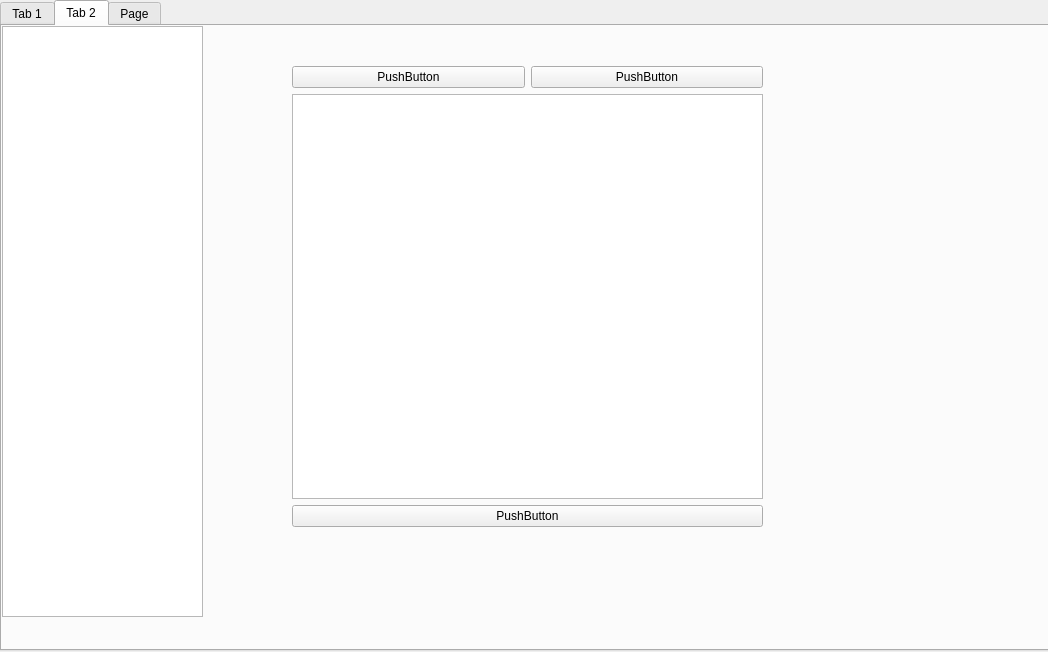
fangchaooo/dictation, file dictation.ui: the form before one commit.
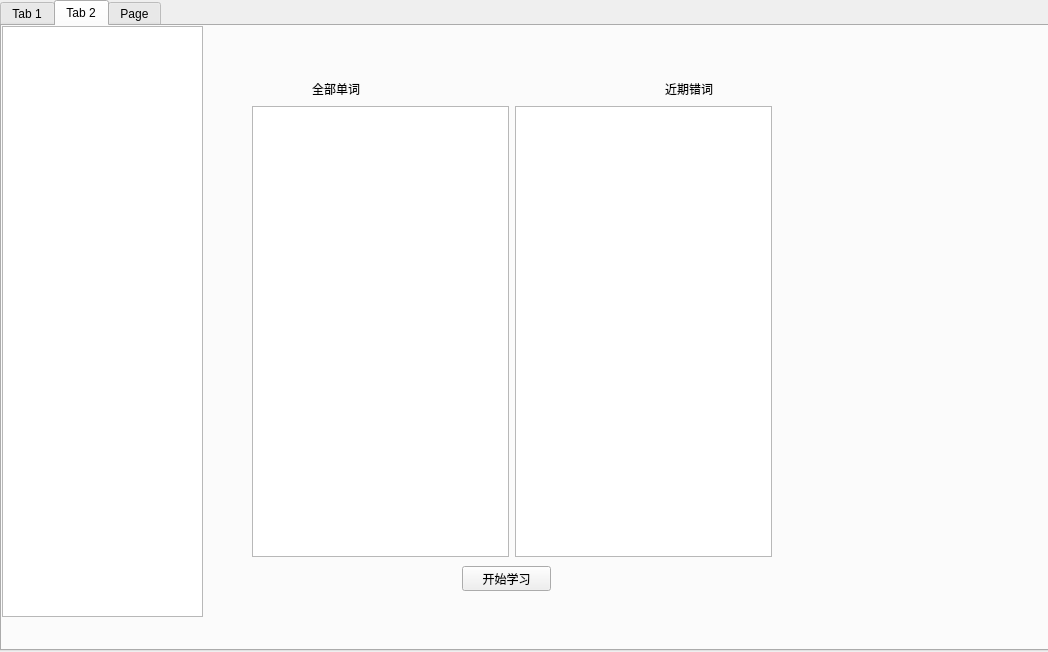
The form after the commit. The open tabs and pages were chosen to show the change. Icons and pictures are not drawn.

```diff
--- a/dictation.ui
+++ b/dictation.ui
@@ -47,7 +47,7 @@
     <widget class="QStackedWidget" name="stackedWidget">
      <property name="geometry">
       <rect>
-       <x>250</x>
+       <x>210</x>
        <y>10</y>
        <width>631</width>
        <height>571</height>
@@ -57,47 +57,77 @@
       <number>1</number>
      </property>
      <widget class="QWidget" name="page">
+      <widget class="QPushButton" name="btnStartLearnWord">
+       <property name="geometry">
+        <rect>
+         <x>250</x>
+         <y>530</y>
+         <width>89</width>
+         <height>25</height>
+        </rect>
+       </property>
+       <property name="text">
+        <string>开始学习</string>
+       </property>
+      </widget>
       <widget class="QWidget" name="layoutWidget">
        <property name="geometry">
         <rect>
          <x>40</x>
-         <y>30</y>
-         <width>471</width>
-         <height>461</height>
+         <y>70</y>
+         <width>520</width>
+         <height>451</height>
         </rect>
        </property>
-       <layout class="QVBoxLayout" name="verticalLayout_2">
+       <layout class="QHBoxLayout" name="horizontalLayout_5">
         <item>
-         <layout class="QHBoxLayout" name="horizontalLayout_6">
-          <item>
-           <widget class="QPushButton" name="pushButton_6">
-            <property name="text">
-             <string>PushButton</string>
-            </property>
-           </widget>
-          </item>
-          <item>
-           <widget class="QPushButton" name="pushButton_5">
-            <property name="text">
-             <string>PushButton</string>
-            </property>
-           </widget>
-          </item>
-         </layout>
+         <widget class="QListView" name="listViewAllWord">
+          <property name="itemAlignment">
+           <set>Qt::AlignCenter</set>
+          </property>
+         </widget>
         </item>
         <item>
-         <widget class="QListView" name="listView_2"/>
+         <widget class="QListView" name="listViewRecentErrorWord"/>
         </item>
+       </layout>
+      </widget>
+      <widget class="QWidget" name="layoutWidget">
+       <property name="geometry">
+        <rect>
+         <x>100</x>
+         <y>40</y>
+         <width>401</width>
+         <height>25</height>
+        </rect>
+       </property>
+       <layout class="QHBoxLayout" name="horizontalLayout_6">
         <item>
-         <layout class="QHBoxLayout" name="horizontalLayout_7">
-          <item>
-           <widget class="QPushButton" name="pushButton_8">
-            <property name="text">
-             <string>PushButton</string>
-            </property>
-           </widget>
-          </item>
-         </layout>
+         <widget class="QLabel" name="labelAllWord">
+          <property name="text">
+           <string>全部单词</string>
+          </property>
+         </widget>
+        </item>
+        <item>
+         <spacer name="horizontalSpacer">
+          <property name="orientation">
+           <enum>Qt::Horizontal</enum>
+          </property>
+          <property name="sizeHint" stdset="0">
+           <size>
+            <width>40</width>
+            <height>20</height>
+           </size>
+          </property>
+         </spacer>
+        </item>
+        <item>
+         <widget class="QLabel" name="labelRecentErrorWord">
+          <property name="text">
+           <string>近期错词</string>
+          </property>
+         </widget>
         </item>
        </layout>
       </widget>
```
Left out of the diff: 21 changed lines with no effect on the pictures.
